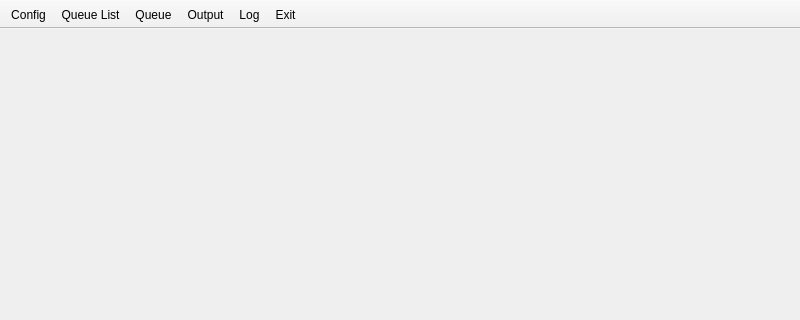
Old version of the form view/mainwindow.ui in the repository fdar0536/Simple-Task-Queue; both pictures show x 0 to 800 and y 0 to 320 of the 800 by 600 pixel window.
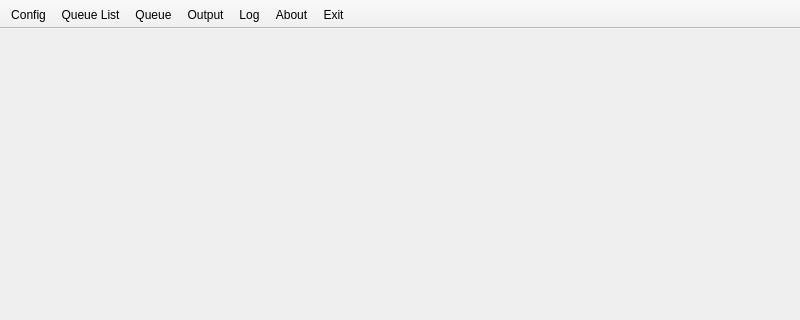
New version of the form.

Commit message: feat: add action about in gui

Patch:
```diff
--- a/view/mainwindow.ui
+++ b/view/mainwindow.ui
@@ -35,6 +35,7 @@
    <addaction name="actionQueue"/>
    <addaction name="actionOutput"/>
    <addaction name="actionLog"/>
+   <addaction name="actionAbout"/>
    <addaction name="actionExit"/>
   </widget>
   <action name="actionConfig">
@@ -88,6 +89,14 @@
     <enum>QAction::MenuRole::NoRole</enum>
    </property>
   </action>
+  <action name="actionAbout">
+   <property name="text">
+    <string>About</string>
+   </property>
+   <property name="menuRole">
+    <enum>QAction::MenuRole::NoRole</enum>
+   </property>
+  </action>
  </widget>
  <resources/>
  <connections/>
```
